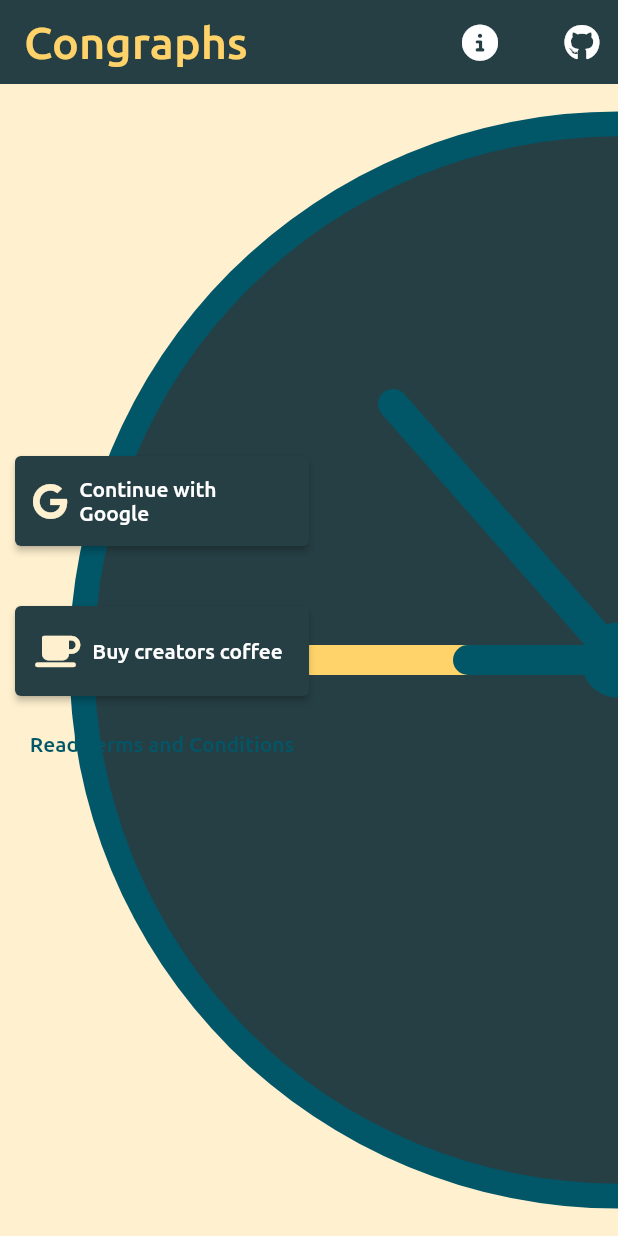
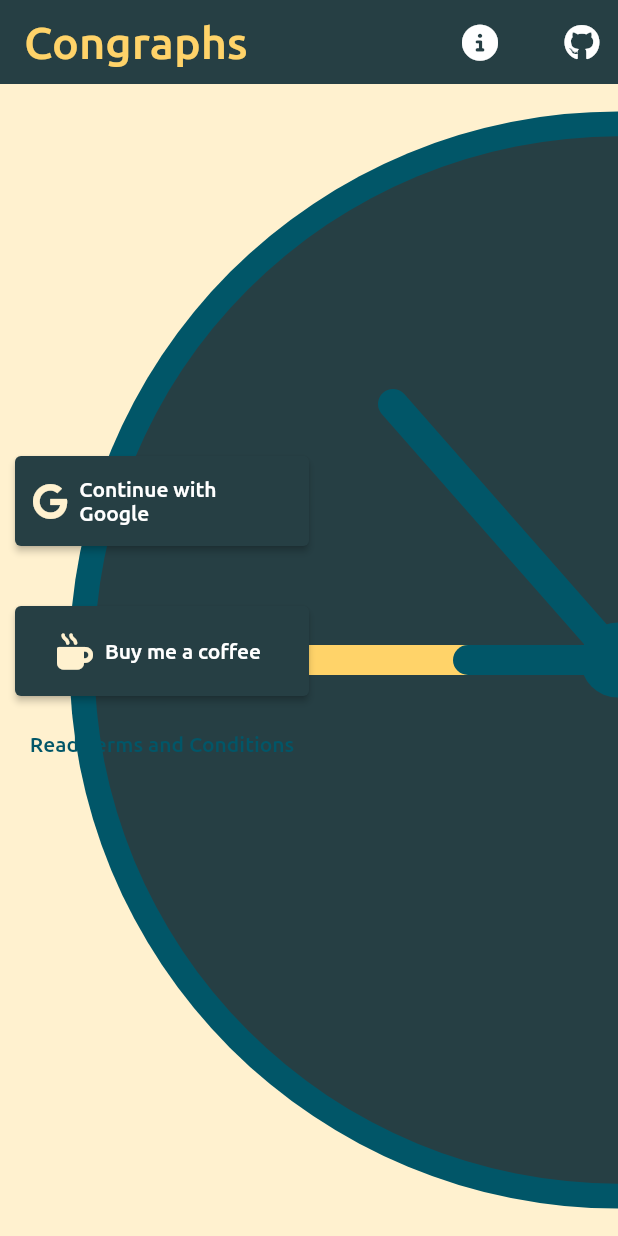
Before and after one commit to smilefocal/cong-m1, a Flutter app: the screen it shows after launch, on a phone screen of 412 x 824 dp. Run offline on Flutter 3.47's test engine with Material 2 defaults, Android fonts, the phone set to English and light mode, and no system bars; our stand-ins replace firebase_auth, firebase_core, flutter_bloc, flutter_spinkit, font_awesome_flutter, google_sign_in; accounts and stored records are empty.

Commit message:
feat:replace twitter login with buy coffee

```diff
--- a/lib/authentication/modules/authentication_buttons_module.dart
+++ b/lib/authentication/modules/authentication_buttons_module.dart
@@ -1,8 +1,8 @@
 import 'dart:async';
 
 import 'package:congraph/authentication/cubit/button_clicked_cubit.dart';
+import 'package:congraph/authentication/cubit/buy_me_coffee.dart';
 import 'package:congraph/authentication/cubit/google_authentication.dart';
-import 'package:congraph/authentication/cubit/twitter_authentication.dart';
 import 'package:congraph/styles/app_button_styles.dart';
 import 'package:congraph/styles/app_colors.dart';
 import 'package:congraph/timer/cubits/timer_cubit.dart';
@@ -97,16 +97,15 @@ class AuthenticationButtonsModule extends StatelessWidget {
                                           .read<TwitterCubit>()
                                           .twitterBtnClicked();
                                       startTimer();
-                                      await TwitterAuthentication()
-                                          .signInTwitterWithRedirect();
+                                      await BuyMeCoffee().buyCoffee();
                                     }
                                   : null,
                               style: AppButtonStyles.elevatedButtonStyle,
                               icon: const FaIcon(
-                                FontAwesomeIcons.mugSaucer,
+                                FontAwesomeIcons.mugHot,
                                 color: AppButtonStyles.iconTheme,
                               ),
-                              label: const Text('Buy creators coffee'),
+                              label: const Text('Buy me a coffee'),
                             )
                           : const LoadingSpinWidget(),
                     ),
```
Also changed, not shown: lib/authentication/cubit/buy_me_coffee.dart (added, +18 -0 lines), lib/authentication/modules/buy_me_coffee.dart (deleted).
